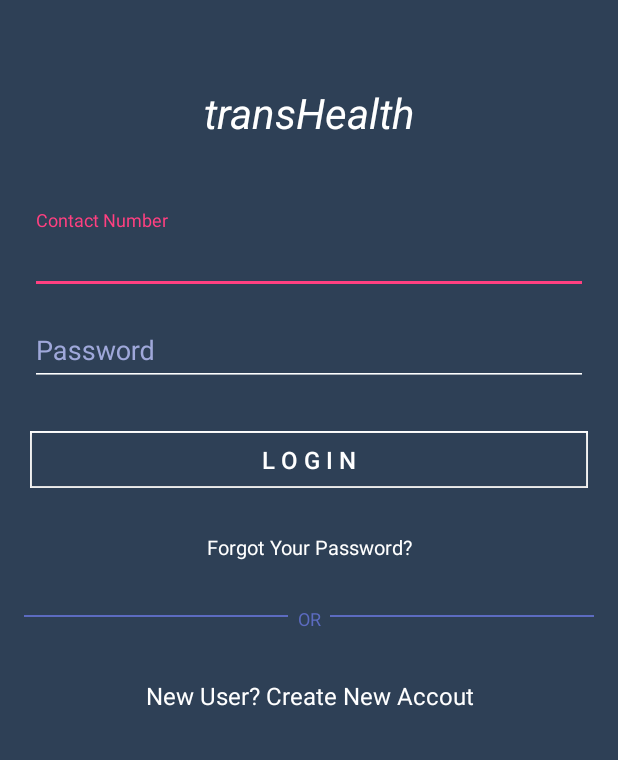
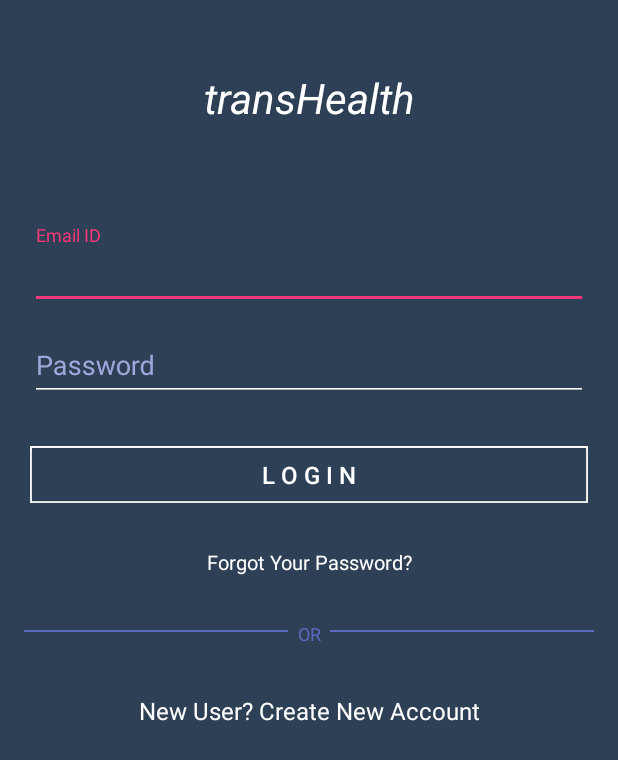
Before and after one commit to kryptoblockskrishna/Test_Med, an Android app: the Login screen opened directly, with no data from a screen before it, on a phone screen of 412 x 824 dp. Shown: the top 760 px of the screen. Run offline under Robolectric (Android 15) with nearby library versions, the phone set to English and light mode, and no system bars; our stand-ins replace Firebase (no records; nobody signed in at launch, a user with empty details on screens opened directly).

Commit message:
Basic Login, Register and Logout Implemented.

```diff
--- a/app/build.gradle
+++ b/app/build.gradle
@@ -36,5 +36,9 @@ dependencies {
     compile 'com.android.support:recyclerview-v7:25.2.0'
     compile 'de.hdodenhof:circleimageview:2.1.0'
     compile 'com.android.support.constraint:constraint-layout:1.0.2'
+    compile 'com.google.firebase:firebase-auth:10.0.1'
     testCompile 'junit:junit:4.12'
 }
+
+
+apply plugin: 'com.google.gms.google-services'
--- a/app/src/main/java/com/transenigma/mediappb/Login.java
+++ b/app/src/main/java/com/transenigma/mediappb/Login.java
@@ -1,13 +1,81 @@
 package com.transenigma.mediappb;
 
+import android.content.Intent;
+import android.support.annotation.NonNull;
 import android.support.v7.app.AppCompatActivity;
 import android.os.Bundle;
+import android.view.View;
+import android.widget.Button;
+import android.widget.EditText;
+import android.widget.Toast;
+
+import com.google.android.gms.tasks.OnCompleteListener;
+import com.google.android.gms.tasks.Task;
+import com.google.firebase.auth.AuthResult;
+import com.google.firebase.auth.FirebaseAuth;
 
 public class Login extends AppCompatActivity {
+
+    EditText email;
+    EditText password;
+    private FirebaseAuth mAuth;
+    Button checkLogin;
 
     @Override
     protected void onCreate(Bundle savedInstanceState) {
         super.onCreate(savedInstanceState);
         setContentView(R.layout.activity_login);
+
+        email = (EditText) findViewById(R.id.login_contactInput);
+        password = (EditText) findViewById(R.id.login_pass);
+        checkLogin = (Button) findViewById(R.id.login_button);
+
+        mAuth = FirebaseAuth.getInstance();
+
+        checkLogin.setOnClickListener(new View.OnClickListener() {
+            @Override
+            public void onClick(View v) {
+                checkLoginMethod(v);
+            }
+        });
+    }
+
+    public void checkLoginMethod(View view){
+
+        String strEmail = email.getText().toString();
+        String strPass = password.getText().toString();
+
+        if(strEmail.isEmpty()){
+            Toast.makeText(Login.this, "Type In Email", Toast.LENGTH_SHORT).show();
+        }
+        else if(strPass.isEmpty()){
+            Toast.makeText(Login.this, "Type In Password", Toast.LENGTH_SHORT).show();
+        }
+        else {
+            mAuth.signInWithEmailAndPassword(strEmail, strPass)
+                    .addOnCompleteListener(this, new OnCompleteListener<AuthResult>() {
+                        @Override
+                        public void onComplete(@NonNull Task<AuthResult> task) {
+
+                            if (task.isSuccessful()) {
+                                Intent toBase = new Intent(Login.this, BaseActivity.class);
+                                startActivity(toBase);
+                                finish();
+                            } else {
+                                Toast.makeText(Login.this, "ERROR: Wrong Credentials.", Toast.LENGTH_SHORT).show();
+                            }
+                        }
+                    });
+        }
+    }
+
+    public void toForgetPassword(View view){
+        Toast.makeText(Login.this, "Feature Under Construction.", Toast.LENGTH_LONG).show();
+    }
+
+    public void toSignUp(View view){
+        Intent register = new Intent(Login.this, Register.class);
+        startActivity(register);
+        finish();
     }
 }
--- a/app/src/main/res/layout/activity_login.xml
+++ b/app/src/main/res/layout/activity_login.xml
@@ -17,7 +17,8 @@
         android:gravity="center"
         android:textColor="#fff"
         android:textSize="28dp"
-        android:layout_marginTop="50dp"
+        android:layout_marginTop="40dp"
+        android:layout_marginBottom="20dp"
         android:textStyle="italic"/>
 
     <android.support.design.widget.TextInputLayout
@@ -35,10 +36,10 @@
             android:id="@+id/login_contactInput"
             android:layout_width="match_parent"
             android:layout_height="wrap_content"
-            android:hint="Contact Number"
-            android:textColor="@color/colorAccent"
+            android:hint="Email ID"
+            android:textColor="#2196F3"
             android:backgroundTint="#fff"
-            android:inputType="number"/>
+            android:inputType="textEmailAddress"/>
 
     </android.support.design.widget.TextInputLayout>
 
@@ -58,7 +59,7 @@
             android:layout_width="match_parent"
             android:layout_height="wrap_content"
             android:hint="Password"
-            android:textColor="@color/colorAccent"
+            android:textColor="#2196F3"
             android:backgroundTint="#fff"
             android:inputType="textPassword"/>
 
@@ -85,7 +86,9 @@
             android:text="L o g i n"
             android:textColor="#fff"
             android:textSize="16dp"
-        android:layout_margin="1dp" />
+            android:layout_margin="1dp"
+            android:clickable="true" />
+
     </LinearLayout>
 
     <TextView
@@ -97,7 +100,8 @@
         android:textSize="13dp"
         android:textColor="#fff"
         android:layout_margin="20dp"
-        android:gravity="center"/>
+        android:gravity="center"
+        android:onClick="toForgetPassword"/>
 
     <LinearLayout
         android:id="@+id/login_extra"
@@ -146,7 +150,7 @@
         android:layout_height="wrap_content"
         android:layout_below="@id/login_extra"
         android:layout_marginTop="25dp"
-        android:text="New User? Create New Accout"
+        android:text="New User? Create New Account"
         android:gravity="center"
         android:textColor="#fff"
         android:textSize="16dp"
--- a/app/src/main/res/layout/activity_register.xml
+++ b/app/src/main/res/layout/activity_register.xml
@@ -125,7 +125,7 @@
             android:layout_height="35dp"
             android:background="@color/colorPrimary"
             android:gravity="center"
-            android:text="R E G I S T E R"
+            android:text="C R E A T E  A C C O U N T"
             android:textColor="#fff"
             android:textSize="16dp"
             android:layout_margin="1dp" />
@@ -141,7 +141,7 @@
         android:gravity="center"
         android:textColor="#fff"
         android:textSize="16dp"
-        android:onClick="toSignIn"/>
+        android:onClick="toMainAsGuest"/>
 
     <TextView
         android:id="@+id/register_toSignIn"
@@ -153,6 +153,6 @@
         android:gravity="center"
         android:textColor="#fff"
         android:textSize="16dp"
-        android:onClick="toSignIn"/>
+        android:onClick="backToSignIn"/>
 
 </RelativeLayout>
--- a/app/src/main/res/values/colors.xml
+++ b/app/src/main/res/values/colors.xml
@@ -2,7 +2,7 @@
 <resources>
     <color name="colorPrimary">#2e4056</color>
     <color name="colorPrimaryDark">#2e4056</color>
-    <color name="colorAccent">#FF4081</color>
+    <color name="colorAccent">#ff377b</color>
     <color name="colorBottomNavView">#ded3d3</color>
     <color name="titleTextExpandedColor">#FFFFFF</color>
     <color name="titleTextCollapsedColor">#FFFFFF</color>
--- a/build.gradle
+++ b/build.gradle
@@ -9,6 +9,7 @@ buildscript {
 
         // NOTE: Do not place your application dependencies here; they belong
         // in the individual module build.gradle files
+        classpath 'com.google.gms:google-services:3.0.0'
     }
 }
 
```
Also changed, not shown: app/src/main/java/com/transenigma/mediappb/BaseActivity.java (+40 -9 lines), app/src/main/java/com/transenigma/mediappb/Register.java (+86 -0 lines), 1 other file. Lines whose indentation alone changed are shown as unchanged.
